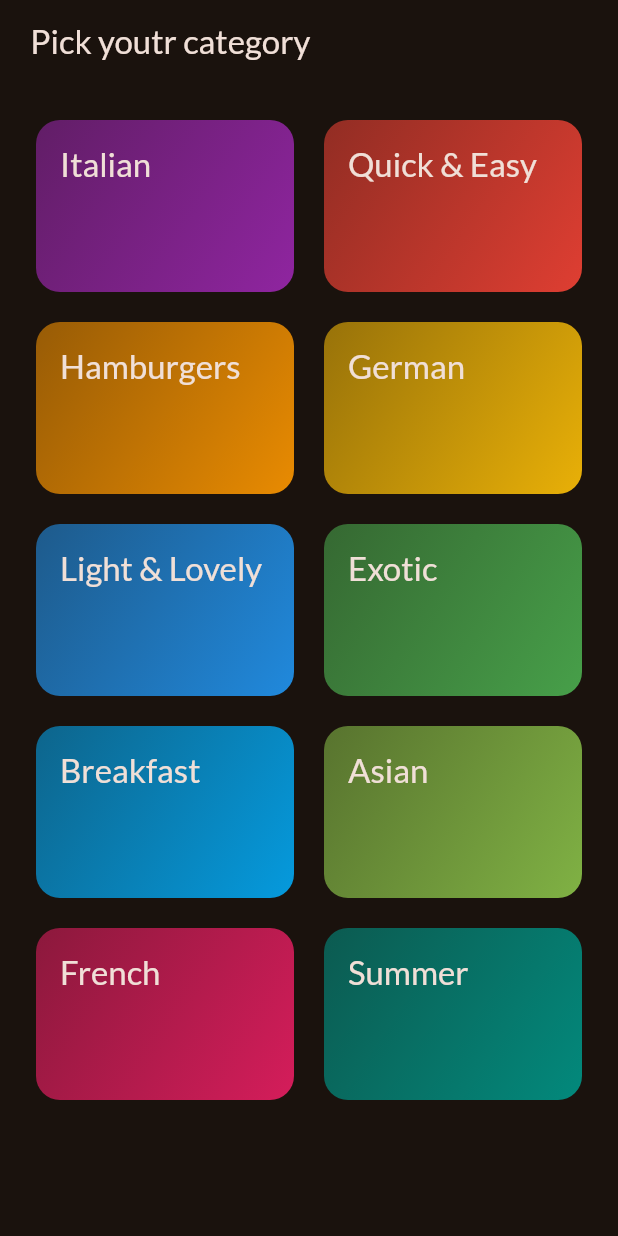
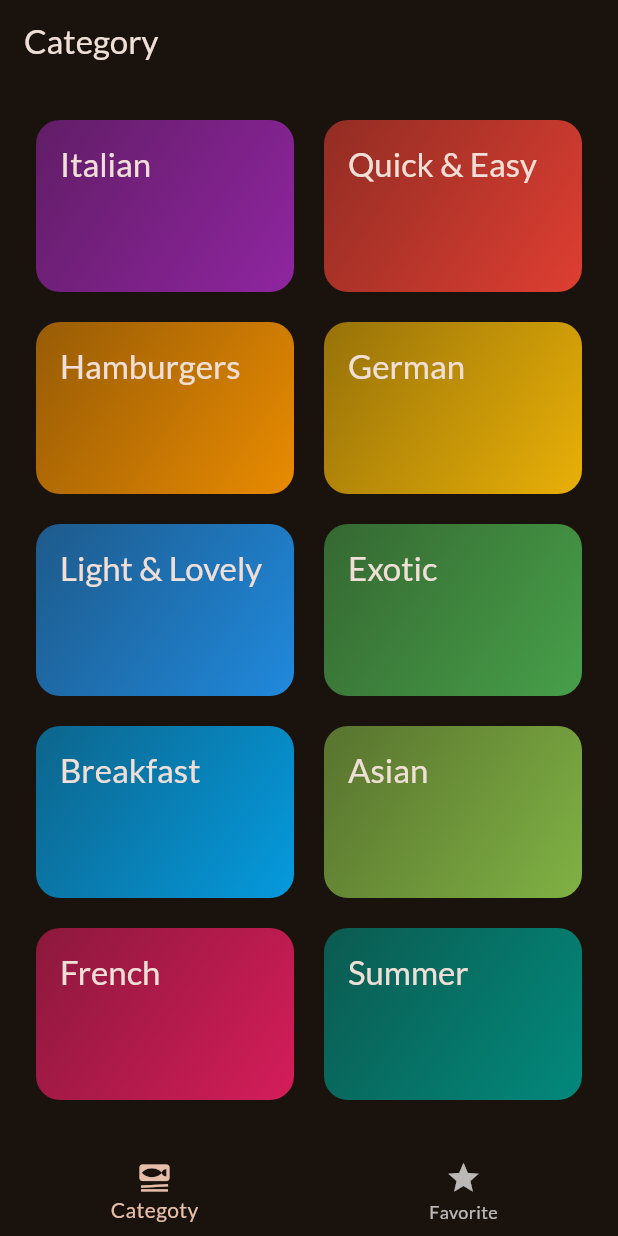
Before and after one commit to da-wit/Flutter-practice, a Flutter app: the screen it shows after launch, on a phone screen of 412 x 824 dp. Run offline on Flutter 3.47's test engine with Material 3 defaults, Android fonts, the phone set to English and light mode, and no system bars; our stand-ins replace google_fonts, transparent_image.

Commit message:
Tab bar added

```diff
--- a/meal/lib/main.dart
+++ b/meal/lib/main.dart
@@ -2,7 +2,8 @@ import 'package:flutter/material.dart';
 import 'package:google_fonts/google_fonts.dart';
 // import 'package:meal/data/dummy_data.dart';
 // import 'package:meal/models/category.dart';
-import 'package:meal/screens/categories.dart';
+// import 'package:meal/screens/categories.dart';
+import 'package:meal/screens/tabs.dart';
 // import 'package:meal/screens/meals.dart';
 
 final theme = ThemeData(
@@ -23,7 +24,7 @@ class App extends StatelessWidget {
   Widget build(BuildContext context) {
     return MaterialApp(
       theme: theme,
-      home: const CategorisScreen(),
+      home: const TabsScreen(),
       // home: const MealsScreen(
       //   title: "some category ",
       //   meals: dummyMeals,
--- a/meal/lib/screens/categories.dart
+++ b/meal/lib/screens/categories.dart
@@ -1,11 +1,16 @@
 import 'package:flutter/material.dart';
 import 'package:meal/data/dummy_data.dart';
 import 'package:meal/models/category.dart';
+import 'package:meal/models/meal.dart';
 import 'package:meal/screens/meals.dart';
 import 'package:meal/widgets/category_grid_item.dart';
 
 class CategorisScreen extends StatelessWidget {
-  const CategorisScreen({super.key});
+  const CategorisScreen(
+      {required this.message, required this.toggleFav, super.key});
+
+  final void Function(Meal meal) toggleFav;
+  final String message;
 
   void _selectedCategory(BuildContext context, Category category) {
     final filteredMeals = dummyMeals
@@ -14,8 +19,11 @@ class CategorisScreen extends StatelessWidget {
     Navigator.push(
       context,
       MaterialPageRoute(
-        builder: (ctx) =>
-            MealsScreen(title: category.title, meals: filteredMeals),
+        builder: (ctx) => MealsScreen(
+            message: message,
+            toggleFav: toggleFav,
+            title: category.title,
+            meals: filteredMeals),
       ),
     );
     //Navigator.of(context).push(route)
@@ -24,9 +32,9 @@ class CategorisScreen extends StatelessWidget {
   @override
   Widget build(BuildContext context) {
     return Scaffold(
-      appBar: AppBar(
-        title: const Text(" Pick youtr category "),
-      ),
+      // appBar: AppBar(
+      //   title: const Text(" Pick youtr category "),
+      // ),
       body: GridView(
         padding: const EdgeInsets.all(24),
         gridDelegate: const SliverGridDelegateWithFixedCrossAxisCount(
--- /dev/null
+++ b/meal/lib/screens/tabs.dart
@@ -0,0 +1,82 @@
+import 'package:flutter/material.dart';
+import 'package:meal/models/meal.dart';
+import 'package:meal/screens/categories.dart';
+import 'package:meal/screens/meals.dart';
+
+class TabsScreen extends StatefulWidget {
+  const TabsScreen({super.key});
+
+  @override
+  State<TabsScreen> createState() {
+    return _TabsScreenState();
+  }
+}
+
+class _TabsScreenState extends State<TabsScreen> {
+  final List<Meal> _favoriteMeal = [];
+
+  void _showInfoMessage(String text) {
+    ScaffoldMessenger.of(context).clearSnackBars();
+    ScaffoldMessenger.of(context).showSnackBar(
+      SnackBar(
+        content: Text(text),
+      ),
+    );
+  }
+
+  void _toggleFavorite(Meal meal) {
+    bool isIN = _favoriteMeal.contains(meal);
+    if (isIN) {
+      setState(() {
+        _favoriteMeal.remove(meal);
+      });
+      _showInfoMessage("Meal removed form favorite list");
+    } else {
+      setState(() {
+        _favoriteMeal.add(meal);
+      });
+      _showInfoMessage("Meal added to Favorite list");
+    }
+  }
+
+  String message = "Uh oh ... nothing here!";
+  String messageFav = "no favorite ";
+  int _selectedPageIndex = 0;
+
+  void _selectPage(int index) {
+    setState(() {
+      _selectedPageIndex = index;
+    });
+  }
+
+  @override
+  Widget build(BuildContext context) {
+    Widget activeScreen =
+        CategorisScreen(message: message, toggleFav: _toggleFavorite);
+    var acitvePageTitle = "Category";
+
+    if (_selectedPageIndex == 1) {
+      activeScreen = MealsScreen(
+          message: messageFav,
+          toggleFav: _toggleFavorite,
+          meals: _favoriteMeal);
+      acitvePageTitle = "Favorite";
+    }
+
+    return Scaffold(
+      appBar: AppBar(
+        title: Text(acitvePageTitle),
+      ),
+      body: activeScreen,
+      bottomNavigationBar: BottomNavigationBar(
+        onTap: _selectPage,
+        currentIndex: _selectedPageIndex,
+        items: const [
+          BottomNavigationBarItem(
+              icon: Icon(Icons.set_meal), label: "Categoty"),
+          BottomNavigationBarItem(icon: Icon(Icons.star), label: "Favorite"),
+        ],
+      ),
+    );
+  }
+}
```
Also changed, not shown: meal/lib/screens/meal_detail.dart (+10 -1 lines), meal/lib/screens/meals.dart (+25 -11 lines).
